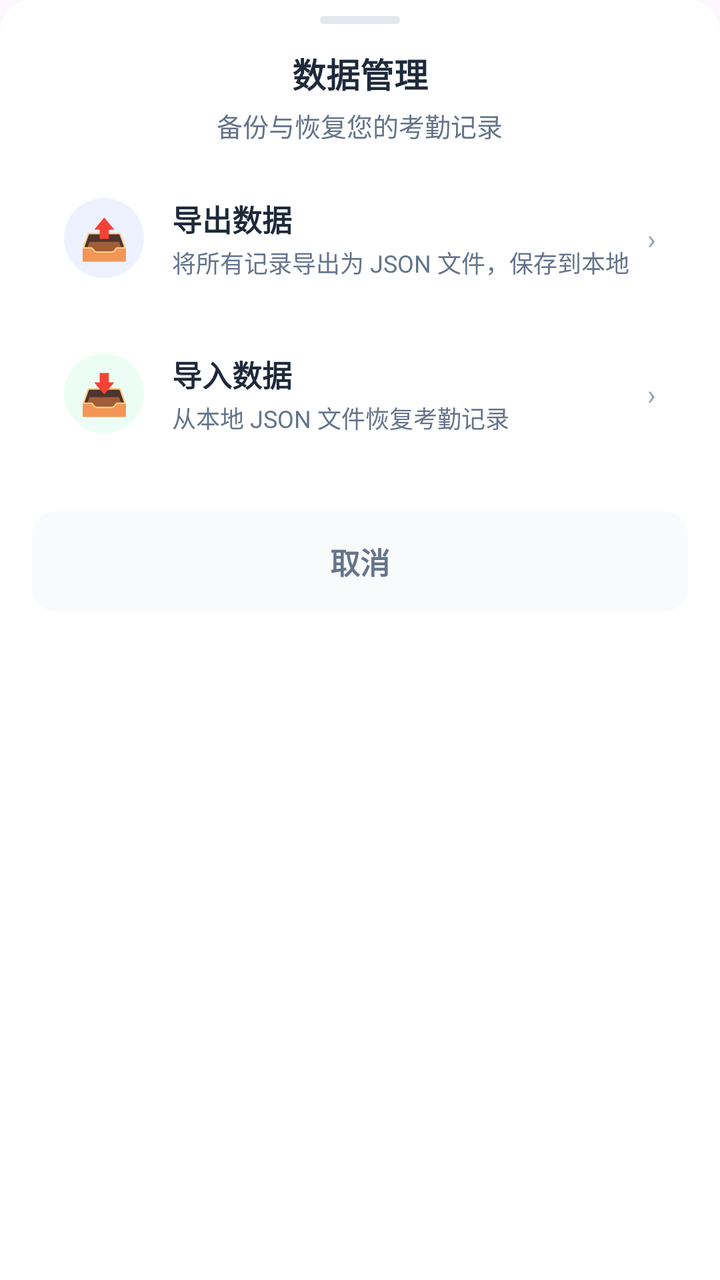
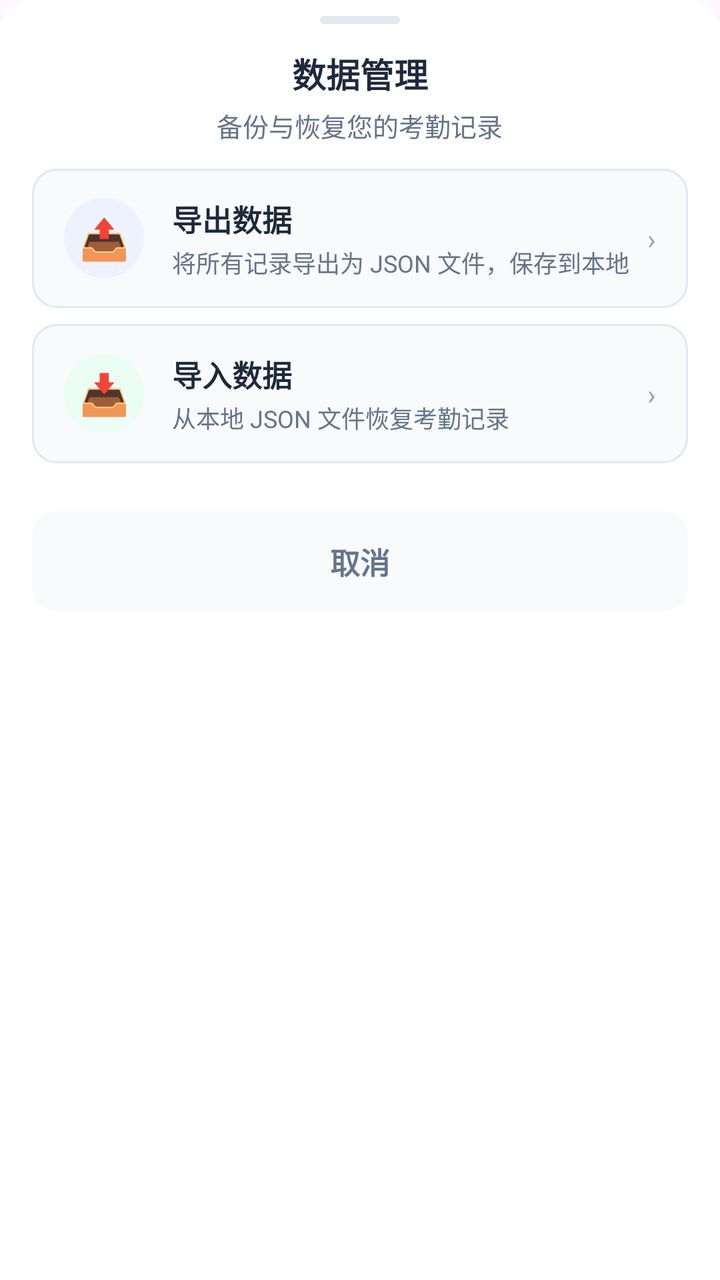

An Android layout rendered at two revisions. The XML below is the earlier revision; the diff shows what the commit changed to produce the second picture.
<!-- AndroidManifest.xml: application theme Theme.ToilerNote -->
<!-- res/layout/dialog_backup_bottom_sheet.xml -->
<?xml version="1.0" encoding="utf-8"?>
<LinearLayout xmlns:android="http://schemas.android.com/apk/res/android"
    xmlns:tools="http://schemas.android.com/tools"
    android:layout_width="match_parent"
    android:layout_height="wrap_content"
    android:background="@drawable/bg_backup_sheet"
    android:orientation="vertical"
    android:paddingBottom="24dp">

    
    <View
        android:layout_width="40dp"
        android:layout_height="4dp"
        android:layout_gravity="center_horizontal"
        android:layout_marginTop="8dp"
        android:background="@drawable/bg_backup_drag_handle" />

    
    <LinearLayout
        android:layout_width="match_parent"
        android:layout_height="wrap_content"
        android:gravity="center_horizontal"
        android:orientation="vertical"
        android:paddingHorizontal="20dp"
        android:paddingTop="12dp"
        android:paddingBottom="4dp">

        <TextView
            android:layout_width="wrap_content"
            android:layout_height="wrap_content"
            android:text="@string/backup_sheet_title"
            android:textColor="#1E293B"
            android:textSize="17sp"
            android:textStyle="bold" />

        <TextView
            android:layout_width="wrap_content"
            android:layout_height="wrap_content"
            android:layout_marginTop="4dp"
            android:text="@string/backup_sheet_subtitle"
            android:textColor="#64748B"
            android:textSize="13sp" />
    </LinearLayout>

    
    <LinearLayout
        android:layout_width="match_parent"
        android:layout_height="wrap_content"
        android:orientation="vertical"
        android:paddingHorizontal="16dp"
        android:paddingTop="8dp"
        android:paddingBottom="16dp">

        
        <LinearLayout
            android:id="@+id/optionExport"
            android:layout_width="match_parent"
            android:layout_height="wrap_content"
            android:layout_marginBottom="8dp"
            android:background="@drawable/bg_backup_option"
            android:clickable="true"
            android:focusable="true"
            android:gravity="center_vertical"
            android:orientation="horizontal"
            android:paddingHorizontal="16dp"
            android:paddingVertical="14dp">

            <TextView
                android:layout_width="40dp"
                android:layout_height="40dp"
                android:background="@drawable/bg_backup_icon_export"
                android:gravity="center"
                android:text="📤"
                android:textSize="20sp" />

            <LinearLayout
                android:layout_width="0dp"
                android:layout_height="wrap_content"
                android:layout_marginStart="14dp"
                android:layout_weight="1"
                android:orientation="vertical">

                <TextView
                    android:layout_width="wrap_content"
                    android:layout_height="wrap_content"
                    android:text="@string/export_data"
                    android:textColor="#1E293B"
                    android:textSize="15sp"
                    android:textStyle="bold" />

                <TextView
                    android:layout_width="wrap_content"
                    android:layout_height="wrap_content"
                    android:layout_marginTop="2dp"
                    android:text="@string/export_data_desc"
                    android:textColor="#64748B"
                    android:textSize="12sp" />
            </LinearLayout>

            <TextView
                android:layout_width="wrap_content"
                android:layout_height="wrap_content"
                android:layout_marginStart="8dp"
                android:text="›"
                android:textColor="#94A3B8"
                android:textSize="14sp" />
        </LinearLayout>

        
        <LinearLayout
            android:id="@+id/optionImport"
            android:layout_width="match_parent"
            android:layout_height="wrap_content"
            android:background="@drawable/bg_backup_option"
            android:clickable="true"
            android:focusable="true"
            android:gravity="center_vertical"
            android:orientation="horizontal"
            android:paddingHorizontal="16dp"
            android:paddingVertical="14dp">

            <TextView
                android:layout_width="40dp"
                android:layout_height="40dp"
                android:background="@drawable/bg_backup_icon_import"
                android:gravity="center"
                android:text="📥"
                android:textSize="20sp" />

            <LinearLayout
                android:layout_width="0dp"
                android:layout_height="wrap_content"
                android:layout_marginStart="14dp"
                android:layout_weight="1"
                android:orientation="vertical">

                <TextView
                    android:layout_width="wrap_content"
                    android:layout_height="wrap_content"
                    android:text="@string/import_data"
                    android:textColor="#1E293B"
                    android:textSize="15sp"
                    android:textStyle="bold" />

                <TextView
                    android:layout_width="wrap_content"
                    android:layout_height="wrap_content"
                    android:layout_marginTop="2dp"
                    android:text="@string/import_data_desc"
                    android:textColor="#64748B"
                    android:textSize="12sp" />
            </LinearLayout>

            <TextView
                android:layout_width="wrap_content"
                android:layout_height="wrap_content"
                android:layout_marginStart="8dp"
                android:text="›"
                android:textColor="#94A3B8"
                android:textSize="14sp" />
        </LinearLayout>
    </LinearLayout>

    
    <View
        android:layout_width="match_parent"
        android:layout_height="8dp" />

    
    <TextView
        android:id="@+id/btnCancel"
        android:layout_width="match_parent"
        android:layout_height="wrap_content"
        android:layout_marginHorizontal="16dp"
        android:layout_marginBottom="8dp"
        android:background="@drawable/bg_backup_cancel"
        android:clickable="true"
        android:focusable="true"
        android:gravity="center"
        android:paddingVertical="14dp"
        android:text="@string/cancel"
        android:textColor="#64748B"
        android:textSize="15sp"
        android:textStyle="bold" />

</LinearLayout>
<!-- resources referenced by this layout -->
<resources>
  <!-- drawable bg_backup_cancel (drawable) -->
  <?xml version="1.0" encoding="utf-8"?>
  <selector xmlns:android="http://schemas.android.com/apk/res/android">
      <item android:state_pressed="true">
          <shape android:shape="rectangle">
              <solid android:color="@color/divider" />
              <corners android:radius="12dp" />
          </shape>
      </item>
      <item>
          <shape android:shape="rectangle">
              <solid android:color="@color/bg" />
              <corners android:radius="12dp" />
          </shape>
      </item>
  </selector>
  <!-- drawable bg_backup_drag_handle (drawable) -->
  <?xml version="1.0" encoding="utf-8"?>
  <shape xmlns:android="http://schemas.android.com/apk/res/android"
      android:shape="rectangle">
      <solid android:color="@color/divider" />
      <corners android:radius="2dp" />
  </shape>
  <!-- drawable bg_backup_icon_export (drawable) -->
  <?xml version="1.0" encoding="utf-8"?>
  <shape xmlns:android="http://schemas.android.com/apk/res/android"
      android:shape="oval">
      <solid android:color="@color/primary_light" />
  </shape>
  <!-- drawable bg_backup_icon_import (drawable) -->
  <?xml version="1.0" encoding="utf-8"?>
  <shape xmlns:android="http://schemas.android.com/apk/res/android"
      android:shape="oval">
      <solid android:color="@color/import_icon_bg" />
  </shape>
  <!-- drawable bg_backup_option (drawable) -->
  <?xml version="1.0" encoding="utf-8"?>
  <selector xmlns:android="http://schemas.android.com/apk/res/android">
      <item android:state_pressed="true">
          <shape android:shape="rectangle">
              <solid android:color="@color/bg" />
              <corners android:radius="12dp" />
          </shape>
      </item>
      <item>
          <shape android:shape="rectangle">
              <solid android:color="@color/surface" />
              <corners android:radius="12dp" />
          </shape>
      </item>
  </selector>
  <!-- drawable bg_backup_sheet (drawable) -->
  <?xml version="1.0" encoding="utf-8"?>
  <shape xmlns:android="http://schemas.android.com/apk/res/android"
      android:shape="rectangle">
      <solid android:color="@color/surface" />
      <corners
          android:topLeftRadius="16dp"
          android:topRightRadius="16dp" />
  </shape>
  <string name="backup_sheet_subtitle">备份与恢复您的考勤记录</string>
  <string name="backup_sheet_title">数据管理</string>
  <string name="cancel">取消</string>
  <string name="export_data">导出数据</string>
  <string name="export_data_desc">将所有记录导出为 JSON 文件，保存到本地</string>
  <string name="import_data">导入数据</string>
  <string name="import_data_desc">从本地 JSON 文件恢复考勤记录</string>
  <style name="Theme.ToilerNote" parent="Theme.Material3.Light.NoActionBar">
          <item name="colorPrimary">@color/primary</item>
          <item name="colorPrimaryContainer">@color/primary_light</item>
          <item name="colorOnPrimary">@android:color/white</item>
          <item name="colorSecondary">@color/primary</item>
          <item name="android:statusBarColor">@color/surface</item>
          <item name="android:windowLightStatusBar">true</item>
          <item name="android:navigationBarColor">@color/surface</item>
      </style>
  <color name="divider">#E2E8F0</color>
  <color name="bg">#F8FAFC</color>
  <color name="primary_light">#EEF2FF</color>
  <color name="import_icon_bg">#ECFDF5</color>
  <color name="surface">#FFFFFF</color>
  <color name="primary">#6366F1</color>
</resources>

<!-- the commit's change to res/layout/dialog_backup_bottom_sheet.xml (unified diff, before → after) -->
@@ -29,7 +29,7 @@
             android:layout_width="wrap_content"
             android:layout_height="wrap_content"
             android:text="@string/backup_sheet_title"
-            android:textColor="#1E293B"
+            android:textColor="@color/text_primary"
             android:textSize="17sp"
             android:textStyle="bold" />
 
@@ -38,7 +38,7 @@
             android:layout_height="wrap_content"
             android:layout_marginTop="4dp"
             android:text="@string/backup_sheet_subtitle"
-            android:textColor="#64748B"
+            android:textColor="@color/text_secondary"
             android:textSize="13sp" />
     </LinearLayout>
 
@@ -84,7 +84,7 @@
                     android:layout_width="wrap_content"
                     android:layout_height="wrap_content"
                     android:text="@string/export_data"
-                    android:textColor="#1E293B"
+                    android:textColor="@color/text_primary"
                     android:textSize="15sp"
                     android:textStyle="bold" />
 
@@ -93,7 +93,7 @@
                     android:layout_height="wrap_content"
                     android:layout_marginTop="2dp"
                     android:text="@string/export_data_desc"
-                    android:textColor="#64748B"
+                    android:textColor="@color/text_secondary"
                     android:textSize="12sp" />
             </LinearLayout>
 
@@ -102,7 +102,7 @@
                 android:layout_height="wrap_content"
                 android:layout_marginStart="8dp"
                 android:text="›"
-                android:textColor="#94A3B8"
+                android:textColor="@color/text_tertiary"
                 android:textSize="14sp" />
         </LinearLayout>
 
@@ -138,7 +138,7 @@
                     android:layout_width="wrap_content"
                     android:layout_height="wrap_content"
                     android:text="@string/import_data"
-                    android:textColor="#1E293B"
+                    android:textColor="@color/text_primary"
                     android:textSize="15sp"
                     android:textStyle="bold" />
 
@@ -147,7 +147,7 @@
                     android:layout_height="wrap_content"
                     android:layout_marginTop="2dp"
                     android:text="@string/import_data_desc"
-                    android:textColor="#64748B"
+                    android:textColor="@color/text_secondary"
                     android:textSize="12sp" />
             </LinearLayout>
 
@@ -156,7 +156,7 @@
                 android:layout_height="wrap_content"
                 android:layout_marginStart="8dp"
                 android:text="›"
-                android:textColor="#94A3B8"
+                android:textColor="@color/text_tertiary"
                 android:textSize="14sp" />
         </LinearLayout>
     </LinearLayout>
@@ -179,7 +179,7 @@
         android:gravity="center"
         android:paddingVertical="14dp"
         android:text="@string/cancel"
-        android:textColor="#64748B"
+        android:textColor="@color/text_secondary"
         android:textSize="15sp"
         android:textStyle="bold" />
 
<!-- resource entries referenced after the edit -->
@@ -1,5 +1,8 @@
 <!-- resources referenced by this layout -->
 <resources>
+  <color name="text_primary">#1E293B</color>
+  <color name="text_secondary">#64748B</color>
+  <color name="text_tertiary">#94A3B8</color>
   <!-- drawable bg_backup_cancel (drawable) -->
   <?xml version="1.0" encoding="utf-8"?>
   <selector xmlns:android="http://schemas.android.com/apk/res/android">
@@ -46,8 +49,9 @@
       </item>
       <item>
           <shape android:shape="rectangle">
-              <solid android:color="@color/surface" />
+              <solid android:color="@color/bg" />
               <corners android:radius="12dp" />
+              <stroke android:width="1dp" android:color="@color/divider" />
           </shape>
       </item>
   </selector>
